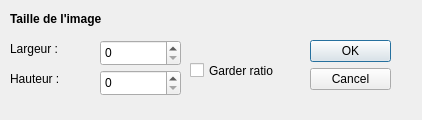
Qt form clip.ui (Anthiel/IHM_Qt_M1) before a commit.
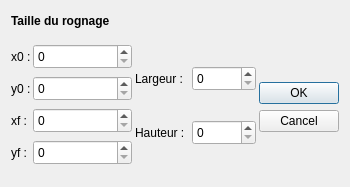
The same form after that commit.

Diff of the .ui file:
```diff
--- a/clip.ui
+++ b/clip.ui
@@ -6,113 +6,373 @@
    <rect>
     <x>0</x>
     <y>0</y>
-    <width>422</width>
-    <height>120</height>
+    <width>350</width>
+    <height>187</height>
    </rect>
   </property>
   <property name="windowTitle">
    <string>Dialog</string>
   </property>
-  <widget class="QLabel" name="_tLabel">
-   <property name="geometry">
-    <rect>
-     <x>10</x>
-     <y>10</y>
-     <width>131</width>
-     <height>17</height>
-    </rect>
-   </property>
-   <property name="font">
-    <font>
-     <weight>75</weight>
-     <bold>true</bold>
-    </font>
-   </property>
-   <property name="text">
-    <string>Taille de l'image</string>
-   </property>
-  </widget>
-  <widget class="QLabel" name="_lLabel">
-   <property name="geometry">
-    <rect>
-     <x>10</x>
-     <y>40</y>
-     <width>64</width>
-     <height>17</height>
-    </rect>
-   </property>
-   <property name="text">
-    <string>Largeur :</string>
-   </property>
-  </widget>
-  <widget class="QSpinBox" name="_lInput">
-   <property name="geometry">
-    <rect>
-     <x>100</x>
-     <y>40</y>
-     <width>81</width>
-     <height>26</height>
-    </rect>
-   </property>
-   <property name="maximum">
-    <number>9999</number>
-   </property>
-  </widget>
-  <widget class="QLabel" name="_hLabel">
-   <property name="geometry">
-    <rect>
-     <x>10</x>
-     <y>70</y>
-     <width>64</width>
-     <height>17</height>
-    </rect>
-   </property>
-   <property name="text">
-    <string>Hauteur :</string>
-   </property>
-  </widget>
-  <widget class="QSpinBox" name="_hInput">
-   <property name="geometry">
-    <rect>
-     <x>100</x>
-     <y>70</y>
-     <width>81</width>
-     <height>26</height>
-    </rect>
-   </property>
-   <property name="maximum">
-    <number>9999</number>
-   </property>
-  </widget>
-  <widget class="QCheckBox" name="_ratio">
-   <property name="geometry">
-    <rect>
-     <x>190</x>
-     <y>60</y>
-     <width>101</width>
-     <height>21</height>
-    </rect>
-   </property>
-   <property name="text">
-    <string>Garder ratio</string>
-   </property>
-  </widget>
-  <widget class="QDialogButtonBox" name="_buttonbox">
-   <property name="geometry">
-    <rect>
-     <x>310</x>
-     <y>40</y>
-     <width>81</width>
-     <height>51</height>
-    </rect>
-   </property>
-   <property name="orientation">
-    <enum>Qt::Vertical</enum>
-   </property>
-   <property name="standardButtons">
-    <set>QDialogButtonBox::Cancel|QDialogButtonBox::Ok</set>
-   </property>
-  </widget>
+  <layout class="QGridLayout" name="gridLayout">
+   <item row="0" column="0">
+    <layout class="QHBoxLayout" name="titreLayout">
+     <item>
+      <widget class="QLabel" name="_tLabel">
+       <property name="font">
+        <font>
+         <weight>75</weight>
+         <bold>true</bold>
+        </font>
+       </property>
+       <property name="text">
+        <string>Taille du rognage</string>
+       </property>
+      </widget>
+     </item>
+     <item>
+      <spacer name="horizontalSpacer">
+       <property name="orientation">
+        <enum>Qt::Horizontal</enum>
+       </property>
+       <property name="sizeHint" stdset="0">
+        <size>
+         <width>40</width>
+         <height>20</height>
+        </size>
+       </property>
+      </spacer>
+     </item>
+    </layout>
+   </item>
+   <item row="1" column="0">
+    <layout class="QHBoxLayout" name="horizontalLayout">
+     <property name="spacing">
+      <number>3</number>
+     </property>
+     <item>
+      <layout class="QVBoxLayout" name="xyLayout">
+       <property name="spacing">
+        <number>0</number>
+       </property>
+       <item>
+        <layout class="QHBoxLayout" name="x0Layout">
+         <property name="spacing">
+          <number>2</number>
+         </property>
+         <item>
+          <widget class="QLabel" name="_x0Label">
+           <property name="minimumSize">
+            <size>
+             <width>20</width>
+             <height>25</height>
+            </size>
+           </property>
+           <property name="maximumSize">
+            <size>
+             <width>20</width>
+             <height>25</height>
+            </size>
+           </property>
+           <property name="text">
+            <string>x0 :</string>
+           </property>
+          </widget>
+         </item>
+         <item>
+          <widget class="QSpinBox" name="_x0Input">
+           <property name="minimumSize">
+            <size>
+             <width>50</width>
+             <height>25</height>
+            </size>
+           </property>
+           <property name="maximumSize">
+            <size>
+             <width>16777215</width>
+             <height>25</height>
+            </size>
+           </property>
+           <property name="maximum">
+            <number>9999</number>
+           </property>
+          </widget>
+         </item>
+        </layout>
+       </item>
+       <item>
+        <layout class="QHBoxLayout" name="y0Layout">
+         <property name="spacing">
+          <number>2</number>
+         </property>
+         <item>
+          <widget class="QLabel" name="_y0Label">
+           <property name="minimumSize">
+            <size>
+             <width>20</width>
+             <height>25</height>
+            </size>
+           </property>
+           <property name="maximumSize">
+            <size>
+             <width>20</width>
+             <height>25</height>
+            </size>
+           </property>
+           <property name="text">
+            <string>y0 :</string>
+           </property>
+          </widget>
+         </item>
+         <item>
+          <widget class="QSpinBox" name="_y0Input">
+           <property name="minimumSize">
+            <size>
+             <width>50</width>
+             <height>25</height>
+            </size>
+           </property>
+           <property name="maximumSize">
+            <size>
+             <width>16777215</width>
+             <height>25</height>
+            </size>
+           </property>
+           <property name="maximum">
+            <number>9999</number>
+           </property>
+          </widget>
+         </item>
+        </layout>
+       </item>
+       <item>
+        <layout class="QHBoxLayout" name="xfLayout">
+         <property name="spacing">
+          <number>2</number>
+         </property>
+         <item>
+          <widget class="QLabel" name="_xfLabel">
+           <property name="minimumSize">
+            <size>
+             <width>20</width>
+             <height>25</height>
+            </size>
+           </property>
+           <property name="maximumSize">
+            <size>
+             <width>20</width>
+             <height>25</height>
+            </size>
+           </property>
+           <property name="text">
+            <string>xf :</string>
+           </property>
+          </widget>
+         </item>
+         <item>
+          <widget class="QSpinBox" name="_xfInput">
+           <property name="minimumSize">
+            <size>
+             <width>50</width>
+             <height>25</height>
+            </size>
+           </property>
+           <property name="maximumSize">
+            <size>
+             <width>16777215</width>
+             <height>25</height>
+            </size>
+           </property>
+           <property name="maximum">
+            <number>9999</number>
+           </property>
+          </widget>
+         </item>
+        </layout>
+       </item>
+       <item>
+        <layout class="QHBoxLayout" name="yfLayout">
+         <property name="spacing">
+          <number>2</number>
+         </property>
+         <item>
+          <widget class="QLabel" name="_yfLabel">
+           <property name="minimumSize">
+            <size>
+             <width>20</width>
+             <height>25</height>
+            </size>
+           </property>
+           <property name="maximumSize">
+            <size>
+             <width>20</width>
+             <height>25</height>
+            </size>
+           </property>
+           <property name="text">
+            <string>yf :</string>
+           </property>
+          </widget>
+         </item>
+         <item>
+          <widget class="QSpinBox" name="_yfInput">
+           <property name="minimumSize">
+            <size>
+             <width>50</width>
+             <height>25</height>
+            </size>
+           </property>
+           <property name="maximumSize">
+            <size>
+             <width>16777215</width>
+             <height>25</height>
+            </size>
+           </property>
+           <property name="maximum">
+            <number>9999</number>
+           </property>
+          </widget>
+         </item>
+        </layout>
+       </item>
+      </layout>
+     </item>
+     <item>
+      <layout class="QVBoxLayout" name="hlLayout">
+       <property name="spacing">
+        <number>0</number>
+       </property>
+       <item>
+        <layout class="QHBoxLayout" name="lLayout">
+         <property name="spacing">
+          <number>2</number>
+         </property>
+         <item>
+          <widget class="QLabel" name="_lLabel">
+           <property name="sizePolicy">
+            <sizepolicy hsizetype="Preferred" vsizetype="Preferred">
+             <horstretch>0</horstretch>
+             <verstretch>0</verstretch>
+            </sizepolicy>
+           </property>
+           <property name="minimumSize">
+            <size>
+             <width>55</width>
+             <height>25</height>
+            </size>
+           </property>
+           <property name="maximumSize">
+            <size>
+             <width>55</width>
+             <height>25</height>
+            </size>
+           </property>
+           <property name="text">
+            <string>Largeur :</string>
+           </property>
+          </widget>
+         </item>
+         <item>
+          <widget class="QSpinBox" name="_lInput">
+           <property name="sizePolicy">
+            <sizepolicy hsizetype="Minimum" vsizetype="Fixed">
+             <horstretch>0</horstretch>
+             <verstretch>0</verstretch>
+            </sizepolicy>
+           </property>
+           <property name="minimumSize">
+            <size>
+             <width>50</width>
+             <height>25</height>
+            </size>
+           </property>
+           <property name="maximumSize">
+            <size>
+             <width>16777215</width>
+             <height>25</height>
+            </size>
+           </property>
+           <property name="maximum">
+            <number>9999</number>
+           </property>
+          </widget>
+         </item>
+        </layout>
+       </item>
+       <item>
+        <layout class="QHBoxLayout" name="hLayout">
+         <property name="spacing">
+          <number>2</number>
+         </property>
+         <item>
+          <widget class="QLabel" name="_hLabel">
+           <property name="sizePolicy">
+            <sizepolicy hsizetype="Preferred" vsizetype="Preferred">
+             <horstretch>0</horstretch>
+             <verstretch>0</verstretch>
+            </sizepolicy>
+           </property>
+           <property name="minimumSize">
+            <size>
+             <width>55</width>
+             <height>25</height>
+            </size>
+           </property>
+           <property name="maximumSize">
+            <size>
+             <width>55</width>
+             <height>25</height>
+            </size>
+           </property>
+           <property name="text">
+            <string>Hauteur :</string>
+           </property>
+          </widget>
+         </item>
+         <item>
+          <widget class="QSpinBox" name="_hInput">
+           <property name="sizePolicy">
+            <sizepolicy hsizetype="Minimum" vsizetype="Fixed">
+             <horstretch>0</horstretch>
+             <verstretch>0</verstretch>
+            </sizepolicy>
+           </property>
+           <property name="minimumSize">
+            <size>
+             <width>50</width>
+             <height>25</height>
+            </size>
+           </property>
+           <property name="maximumSize">
+            <size>
+             <width>16777215</width>
+             <height>25</height>
+            </size>
+           </property>
+           <property name="maximum">
+            <number>9999</number>
+           </property>
+          </widget>
+         </item>
+        </layout>
+       </item>
+      </layout>
+     </item>
+     <item>
+      <widget class="QDialogButtonBox" name="_buttonbox">
+       <property name="orientation">
+        <enum>Qt::Vertical</enum>
+       </property>
+       <property name="standardButtons">
+        <set>QDialogButtonBox::Cancel|QDialogButtonBox::Ok</set>
+       </property>
+       <property name="centerButtons">
+        <bool>true</bool>
+       </property>
+      </widget>
+     </item>
+    </layout>
+   </item>
+  </layout>
  </widget>
  <resources/>
  <connections>
```
Left out of the diff: 16 changed lines with no effect on the pictures.
